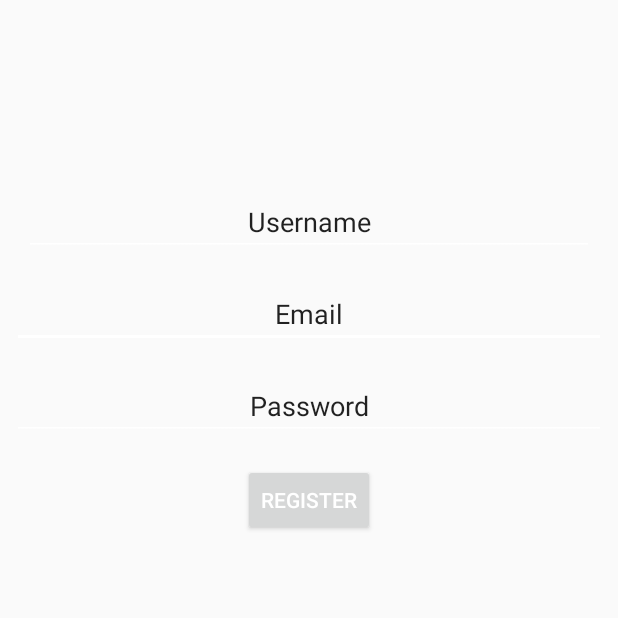
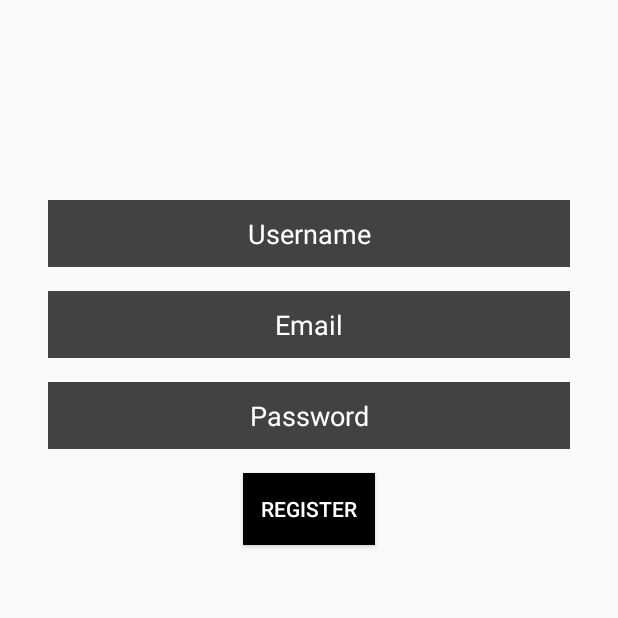
Before and after one commit to ReeceKidd/Streakr-android, an Android app: the LoginActivity screen opened directly, with no data from a screen before it, on a phone screen of 412 x 824 dp, the top half of it. Run offline under Robolectric (Android 15) with nearby library versions, the phone set to English and light mode, and no system bars; 2 statements that could not run were skipped.

Commit message:
Changed apperance of registration form for readability

```diff
--- a/Streakr/app/src/main/res/layout/activity_login.xml
+++ b/Streakr/app/src/main/res/layout/activity_login.xml
@@ -11,12 +11,14 @@
         android:id="@+id/emailTextField"
         android:layout_width="0dp"
         android:layout_height="wrap_content"
-        android:layout_marginStart="8dp"
+        android:layout_marginStart="32dp"
         android:layout_marginTop="16dp"
-        android:layout_marginEnd="8dp"
+        android:layout_marginEnd="32dp"
+        android:background="@color/cardview_dark_background"
         android:ems="10"
+        android:hint="@string/hint_email"
         android:inputType="textPersonName"
-        android:text="@string/hint_email"
+        android:padding="10dp"
         android:textAlignment="center"
         app:layout_constraintEnd_toEndOf="parent"
         app:layout_constraintStart_toStartOf="parent"
@@ -26,13 +28,14 @@
         android:id="@+id/userNameTextField"
         android:layout_width="0dp"
         android:layout_height="wrap_content"
-        android:layout_marginStart="16dp"
-        android:layout_marginTop="8dp"
-        android:layout_marginEnd="16dp"
-        android:layout_marginBottom="8dp"
+        android:layout_marginStart="32dp"
+        android:layout_marginTop="16dp"
+        android:layout_marginEnd="32dp"
+        android:background="@color/cardview_dark_background"
         android:ems="10"
+        android:hint="@string/hint_username"
         android:inputType="textPersonName"
-        android:text="@string/hint_username"
+        android:padding="10dp"
         android:textAlignment="center"
         app:layout_constraintBottom_toBottomOf="parent"
         app:layout_constraintEnd_toEndOf="parent"
@@ -45,12 +48,14 @@
         android:id="@+id/passwordTextField"
         android:layout_width="0dp"
         android:layout_height="wrap_content"
-        android:layout_marginStart="8dp"
+        android:layout_marginStart="32dp"
         android:layout_marginTop="16dp"
-        android:layout_marginEnd="8dp"
+        android:layout_marginEnd="32dp"
+        android:background="@color/cardview_dark_background"
         android:ems="10"
-        android:inputType="textVisiblePassword"
-        android:text="@string/hint_password"
+        android:hint="@string/hint_password"
+        android:inputType="textPassword"
+        android:padding="10dp"
         android:textAlignment="center"
         app:layout_constraintEnd_toEndOf="parent"
         app:layout_constraintStart_toStartOf="parent"
@@ -58,11 +63,13 @@
 
     <Button
         android:id="@+id/registerButton"
+        style="@android:style/Widget.DeviceDefault.Button.Toggle"
         android:layout_width="wrap_content"
         android:layout_height="wrap_content"
         android:layout_marginStart="8dp"
         android:layout_marginTop="16dp"
         android:layout_marginEnd="8dp"
+        android:background="@android:color/background_dark"
         android:text="@string/text_register"
         app:layout_constraintEnd_toEndOf="parent"
         app:layout_constraintStart_toStartOf="parent"
```
